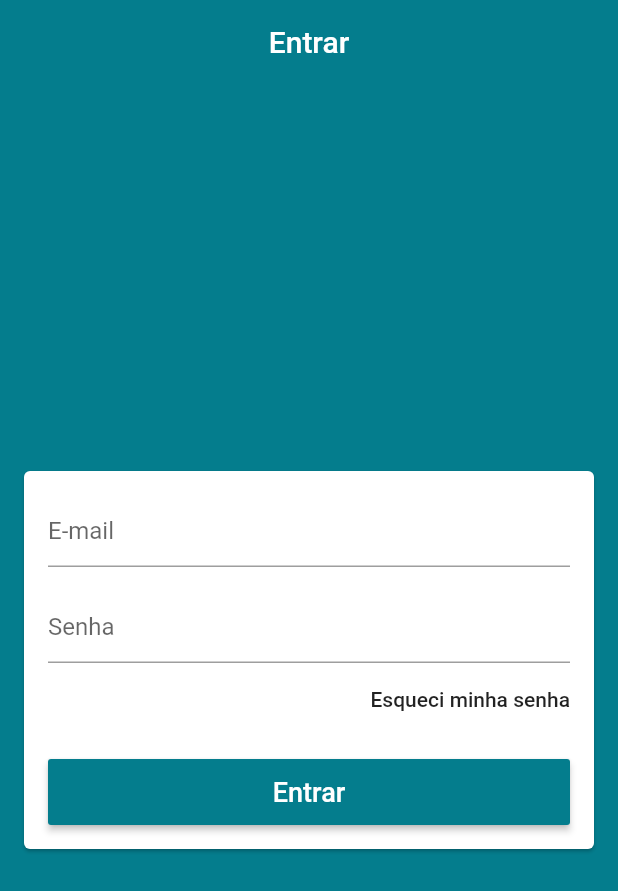
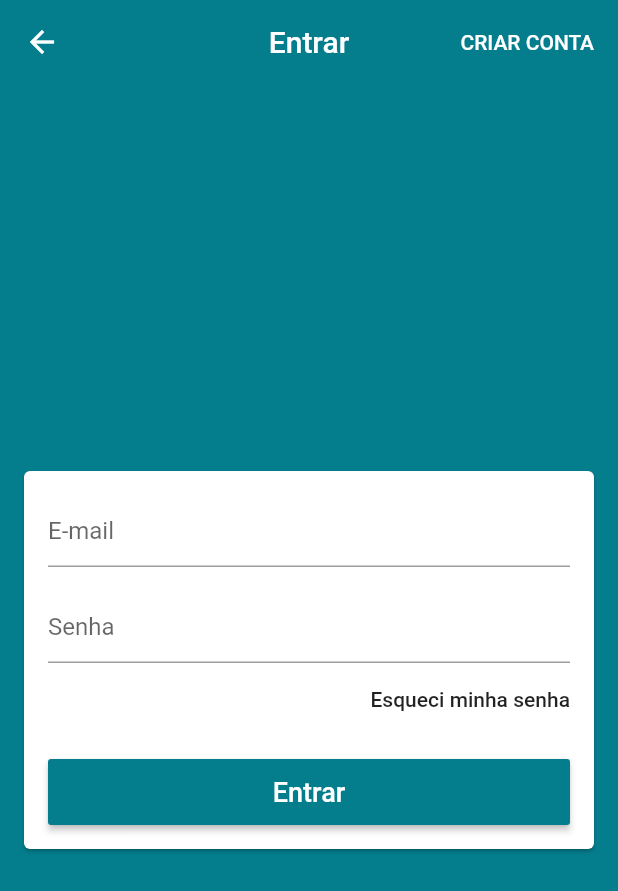
Before and after one commit to JonathanNelso/loja_virtual, a Flutter app: the screen it shows after launch, on a phone screen of 412 x 824 dp. Shown: the top 891 px of the screen. Run offline on Flutter 3.47's test engine with Material 2 defaults, Android fonts, the phone set to English and light mode, and no system bars; our stand-ins replace firebase_auth; accounts and stored records are empty.

Commit message:
Criando a Tela de Cadastro

```diff
--- a/lib/screens/login/login_screen.dart
+++ b/lib/screens/login/login_screen.dart
@@ -19,6 +19,18 @@ class LoginScreen extends StatelessWidget {
       appBar: AppBar(
         title: const Text('Entrar'),
         centerTitle: true,
+        actions: <Widget>[
+          FlatButton(
+            onPressed: (){
+              Navigator.of(context).pushReplacementNamed('/signup');
+            },
+            textColor: Colors.white,
+            child: const Text(
+              'CRIAR CONTA',
+              style: TextStyle(fontSize: 14),
+            ),
+          )
+        ],
       ),
       body: Center(
         child: Card(
```
Also changed, not shown: lib/main.dart (+15 -1 lines), lib/screens/signup/signup_screen.dart (added, +13 -0 lines).
